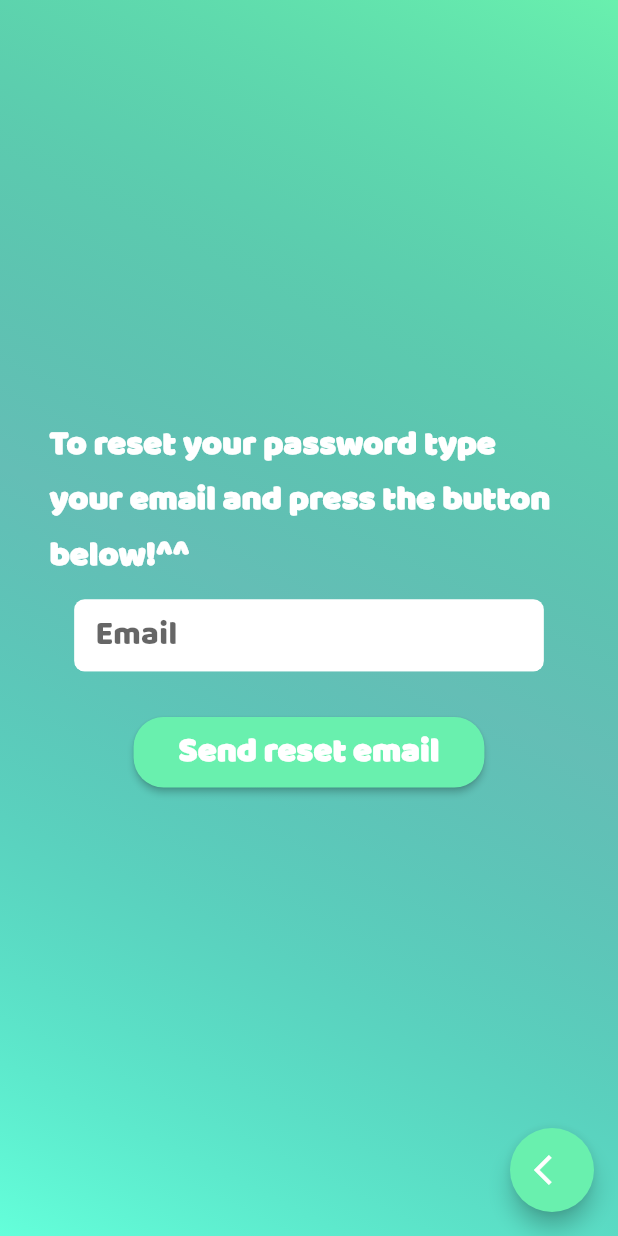
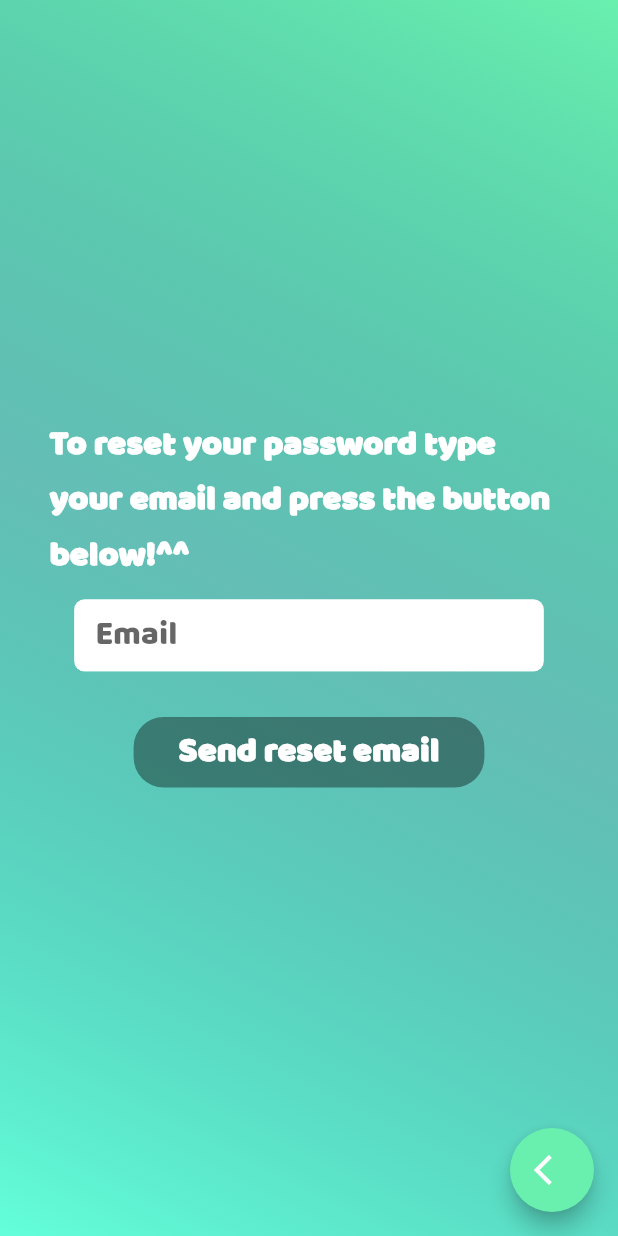
Before and after one commit to Kukyt/cookyt_app, a Flutter app: the screen it shows after launch, after a tap on "Forgot your password?", on a phone screen of 412 x 824 dp. Run offline on Flutter 3.47's test engine with Material 2 defaults, Android fonts, the phone set to English and light mode, and no system bars; our stand-ins replace firebase_auth, google_sign_in, rxdart; missing offline and left inert: flutter_facebook_login; accounts and stored records are empty; statements that could not run were skipped.

Commit message:
recover password screen finished

```diff
--- a/lib/settings/overseer.dart
+++ b/lib/settings/overseer.dart
@@ -1,5 +1,6 @@
 import 'package:cookyt_app/src/blocs/managers/auth_manager.dart';
 import 'package:cookyt_app/src/blocs/managers/login_form_manager.dart';
+import 'package:cookyt_app/src/blocs/managers/reset_password_manager.dart';
 import 'package:cookyt_app/src/blocs/managers/signup_form_manager.dart';
 
 class Overseer {
@@ -8,6 +9,7 @@ class Overseer {
   Overseer() {
     register(LoginFormManager, LoginFormManager());
     register(SignUpFormManager, SignUpFormManager());
+    register(ResetPasswordManager, ResetPasswordManager());
     register(AuthManager, AuthManager());
   }
 
--- a/lib/src/Widgets/rx_widgets/rx_raised_button.dart
+++ b/lib/src/Widgets/rx_widgets/rx_raised_button.dart
@@ -68,13 +68,11 @@ class RxRaisedButton extends RaisedButton {
     return StreamBuilder<Object>(
         stream: suscribe,
         builder: (context, snapshot) {
-          return Material(
-            color: Colors.transparent,
-            shadowColor: Colors.black54,
-            elevation: 30.0,
-            child: RaisedButton(
-              onPressed:
-                  !snapshot.hasData ? null : snapshot.data ? onPressed : null,
+          return RaisedButton(
+            onPressed: !snapshot.hasData ? null :
+                       !(snapshot.data is bool) ? onPressed :
+                        snapshot.data ? onPressed :
+                        null,
             onLongPress: onLongPress,
             onHighlightChanged: onHighlightChanged,
             textTheme: textTheme,
@@ -100,7 +98,6 @@ class RxRaisedButton extends RaisedButton {
             materialTapTargetSize: materialTapTargetSize,
             animationDuration: animationDuration,
             child: child,
-            ),
           );
         });
   }
--- a/lib/src/Widgets/rx_widgets/rx_text_field.dart
+++ b/lib/src/Widgets/rx_widgets/rx_text_field.dart
@@ -94,11 +94,7 @@ class RxTextField extends StatelessWidget {
       builder: (BuildContext context, AsyncSnapshot snapshot) {
         InputDecoration decoration =
             this.decoration.copyWith(errorText: snapshot.error);
-        return Material(
-          color: Colors.transparent,
-          elevation: 50.0,
-          shadowColor: Colors.black45,
-          child: TextField(
+        return TextField(
           onChanged: dispatch,
           controller: controller,
           focusNode: focusNode,
@@ -136,7 +132,6 @@ class RxTextField extends StatelessWidget {
           buildCounter: buildCounter,
           scrollController: scrollController,
           scrollPhysics: scrollPhysics,
-          ),
         );
       },
     );
--- /dev/null
+++ b/lib/src/blocs/managers/reset_password_manager.dart
@@ -0,0 +1,23 @@
+import 'package:rxdart/rxdart.dart';
+
+import '../mixins/form_validator_mixin.dart';
+
+class ResetPasswordManager with FormValidatorMixin {
+  final BehaviorSubject _emailFetcher = BehaviorSubject<String>();
+  final PublishSubject _emailOut = PublishSubject<String>();
+
+  Stream<String> get email$ => _emailOut.stream.transform(emailValidator);
+
+  Function(String) get setEmail => _emailFetcher.sink.add;
+
+  String get email => _emailFetcher.value;
+
+  ResetPasswordManager(){
+    _emailFetcher.pipe(_emailOut);
+  }
+
+  dispose(){
+    _emailFetcher.close();
+    _emailOut.close();
+  }
+}
--- a/lib/src/screens/login_screen.dart
+++ b/lib/src/screens/login_screen.dart
@@ -129,15 +129,8 @@ class LoginScreen extends StatelessWidget {
                   padding: EdgeInsets.only(
                       bottom: 10.0, right: mediaSize.width * 0.15),
                   alignment: Alignment.centerRight,
-                  child: Text(
-                    "Forgot your password?",
-                    style: textStyle(decoration: TextDecoration.underline)
-                        .copyWith(
-                      fontSize: 20.0,
-                      fontWeight: FontWeight.w500,
-                      decorationThickness: 1.6,
-                    ),
-                  ),
+                  child: Text("Forgot your password?",
+                      style: textStyle(decoration: TextDecoration.underline)),
                 ),
                 onTap: () {
                   FocusScope.of(context).unfocus();
--- a/lib/src/screens/recover_password_screen.dart
+++ b/lib/src/screens/recover_password_screen.dart
@@ -1,11 +1,15 @@
 import 'package:cookyt_app/settings/provider.dart';
 import 'package:cookyt_app/src/Widgets/login_sign_widgets/cupertino_dialog.dart';
 import 'package:cookyt_app/src/blocs/managers/auth_manager.dart';
+import 'package:cookyt_app/src/blocs/managers/reset_password_manager.dart';
 import 'package:cookyt_app/src/styles/background_decorations.dart/bg_decorations.dart';
 import 'package:cookyt_app/src/styles/general_styles.dart';
 import 'package:cookyt_app/src/styles/log_sign_screens_styles.dart';
 import 'package:flutter/cupertino.dart';
 import 'package:flutter/material.dart';
+
+import '../Widgets/rx_widgets/rx_raised_button.dart';
+import '../Widgets/rx_widgets/rx_text_field.dart';
 
 class RecoverPasswordScreen extends StatelessWidget {
   static const String id = 'recover_passoword_screen';
@@ -40,9 +44,10 @@ class RecoverPasswordScreen extends StatelessWidget {
 
   @override
   Widget build(BuildContext context) {
-    TextEditingController textController = TextEditingController();
     Size mediaSize = MediaQuery.of(context).size;
     AuthManager auth = Provider.of(context).fetch(AuthManager);
+    ResetPasswordManager manager = Provider.of(context).fetch(ResetPasswordManager);
+
     return Scaffold(
       floatingActionButton: FloatingActionButton(
         child: Icon(
@@ -70,15 +75,17 @@ class RecoverPasswordScreen extends StatelessWidget {
               Padding(
                 padding: EdgeInsets.fromLTRB(
                     mediaSize.width * 0.12, 0.0, mediaSize.width * 0.12, 30.0),
-                child: TextField(
-                  controller: textController,
+                child: RxTextField(
+                  suscribe: manager.email$,
+                  dispatch: manager.setEmail,
                   decoration: textFieldDecoration(hintText: "Email"),
                   style: hintTextStyle,
                 ),
               ),
               Padding(
                 padding: const EdgeInsets.only(bottom: 30.0),
-                child: RaisedButton(
+                child: RxRaisedButton(
+                    suscribe: manager.email$,
                     child: Text("Send reset email", style: textStyle()),
                     shape: RoundedRectangleBorder(
                         borderRadius: BorderRadius.circular(20.0)),
@@ -89,8 +96,7 @@ class RecoverPasswordScreen extends StatelessWidget {
                     color: Theme.of(context).accentColor,
                     onPressed: () {
                       FocusScope.of(context).unfocus();
-                      _sendResetPasswordEmail(
-                          context, auth, textController.text);
+                      _sendResetPasswordEmail(context, auth, manager.email);
                     }),
               ),
             ],
```
Also changed, not shown: 1 other file. Lines whose indentation alone changed are shown as unchanged.
